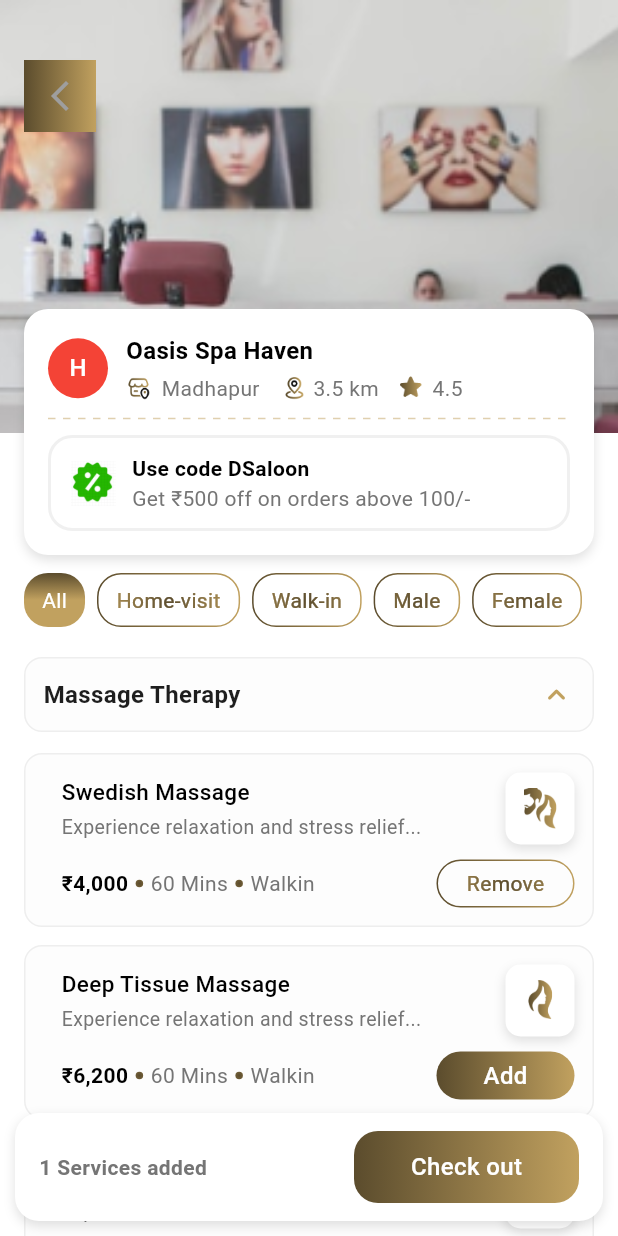
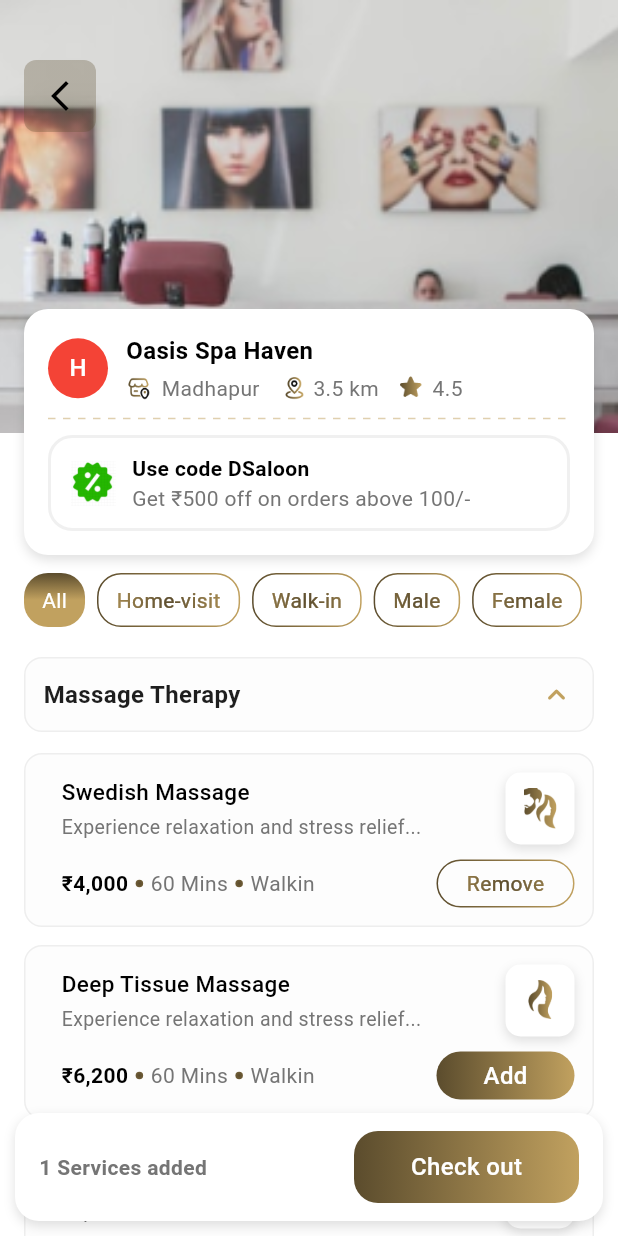
Before and after one commit to akarshrnz/spa_app, a Flutter app: the SpaDetailScreen screen opened directly, on a phone screen of 412 x 824 dp. Run offline on Flutter 3.47's test engine with Material 3 defaults, Android fonts, the phone set to English and light mode, and no system bars; drawn by our look-alikes of simple_gradient_text; our stand-ins replace bloc, dartz, flutter_bloc, flutter_screenutil, location.

Commit message:
spa deatils screen back button added

```diff
--- a/lib/features/home/presentation/screens/spa_detail_screen.dart
+++ b/lib/features/home/presentation/screens/spa_detail_screen.dart
@@ -110,15 +110,19 @@ class _SpaDetailScreenState extends State<SpaDetailScreen> {
       top: 40,
       left: 16,
       child: Container(
-        decoration: BoxDecoration(gradient: const LinearGradient(
+
+        decoration: BoxDecoration(
+          borderRadius: BorderRadius.circular(8),
+          gradient:  LinearGradient(
                 begin: Alignment.centerLeft,
                 colors: [
-                  AppColors.secondaryGradient,
-                  AppColors.primaryGradient,
+                  AppColors.secondaryGradient.withOpacity(.3),
+                  AppColors.secondaryGradient.withOpacity(.3),
+                 // AppColors.primaryGradient.withOpacity(.8),
                 ],
               )),
         child: IconButton(
-          icon: const Icon(Icons.arrow_back_ios_new),
+          icon: const Icon(Icons.arrow_back_ios_new,color: Colors.black,),
           onPressed: () => Navigator.pop(context),
         ),
       ),
```
